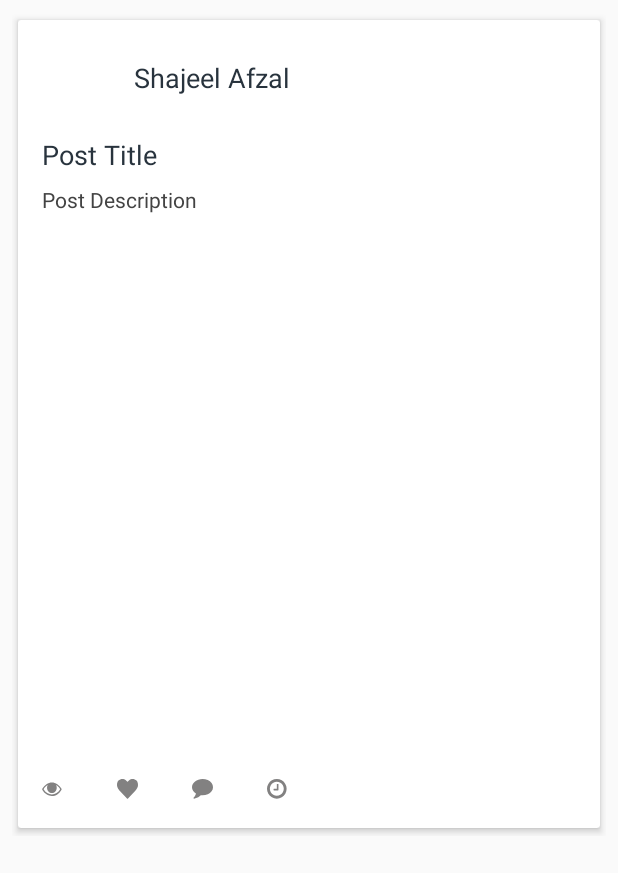
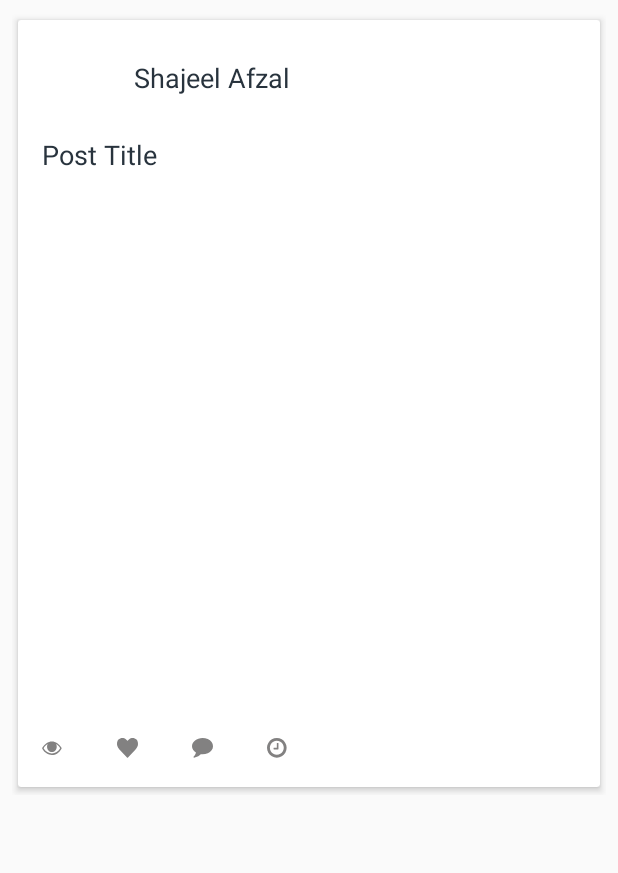
Before and after one commit to Shajeel-Afzal/social_sdk_android, an Android app: the layout post_item_list_view.xml on its own in the app's theme, with its tools: preview values and no code run, on a phone screen of 412 x 824 dp. Shown: the top 873 px of the screen. Run offline under Robolectric (Android 15) with nearby library versions, the phone set to English and light mode, and no system bars.

Commit message:
Removed Description TextView

```diff
--- a/firebase_social_network_sdk/src/main/java/sumatodev/com/social/adapters/holders/PostViewHolder.java
+++ b/firebase_social_network_sdk/src/main/java/sumatodev/com/social/adapters/holders/PostViewHolder.java
@@ -52,7 +52,6 @@ public class PostViewHolder extends RecyclerView.ViewHolder {
     private Context context;
     private ImageView postImageView;
     private TextView titleTextView;
-    private TextView detailsTextView;
     private TextView likeCounterTextView;
     private ImageView likesImageView;
     private TextView commentsCountTextView;
@@ -83,7 +82,6 @@ public class PostViewHolder extends RecyclerView.ViewHolder {
         watcherCounterTextView = view.findViewById(R.id.watcherCounterTextView);
         dateTextView = view.findViewById(R.id.dateTextView);
         titleTextView = view.findViewById(R.id.titleTextView);
-        detailsTextView = view.findViewById(R.id.detailsTextView);
         authorImageView = view.findViewById(R.id.authorImageView);
         likeViewGroup = view.findViewById(R.id.likesContainer);
 
--- a/firebase_social_network_sdk/src/main/res/layout/post_item_list_view.xml
+++ b/firebase_social_network_sdk/src/main/res/layout/post_item_list_view.xml
@@ -67,18 +67,6 @@
                 android:textAppearance="@style/TextAppearance.Title"
                 tools:text="Post Title" />
 
-            <TextView
-                android:id="@+id/detailsTextView"
-                android:layout_width="match_parent"
-                android:layout_height="wrap_content"
-                android:layout_marginBottom="@dimen/intrinsic_padding"
-                android:layout_marginEnd="@dimen/activity_horizontal_margin"
-                android:layout_marginStart="@dimen/activity_horizontal_margin"
-                android:ellipsize="end"
-                android:maxLines="2"
-                android:textAppearance="@style/TextAppearance.Second"
-                tools:text="Post Description" />
-
             <ImageView
                 android:id="@+id/postImageView"
                 android:layout_width="match_parent"
```
